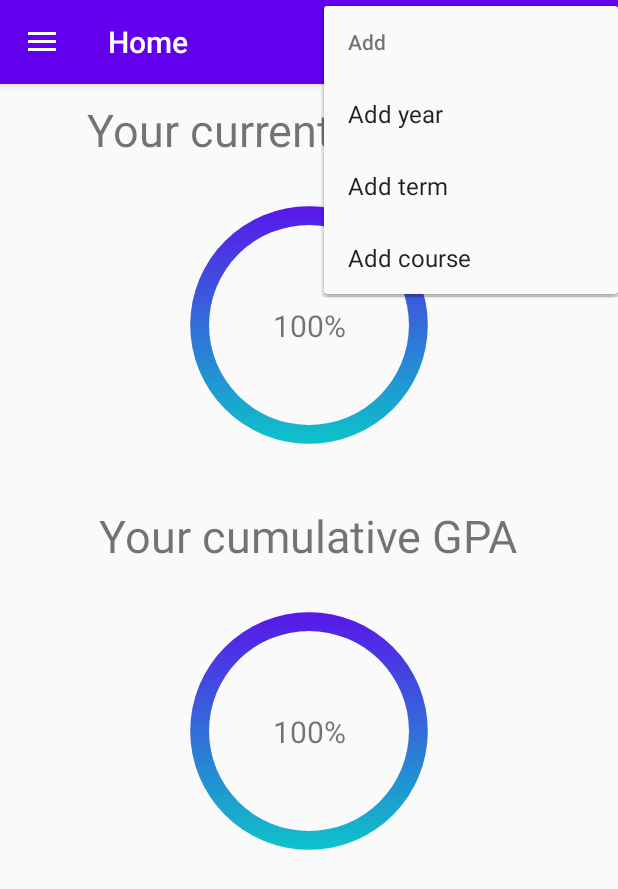
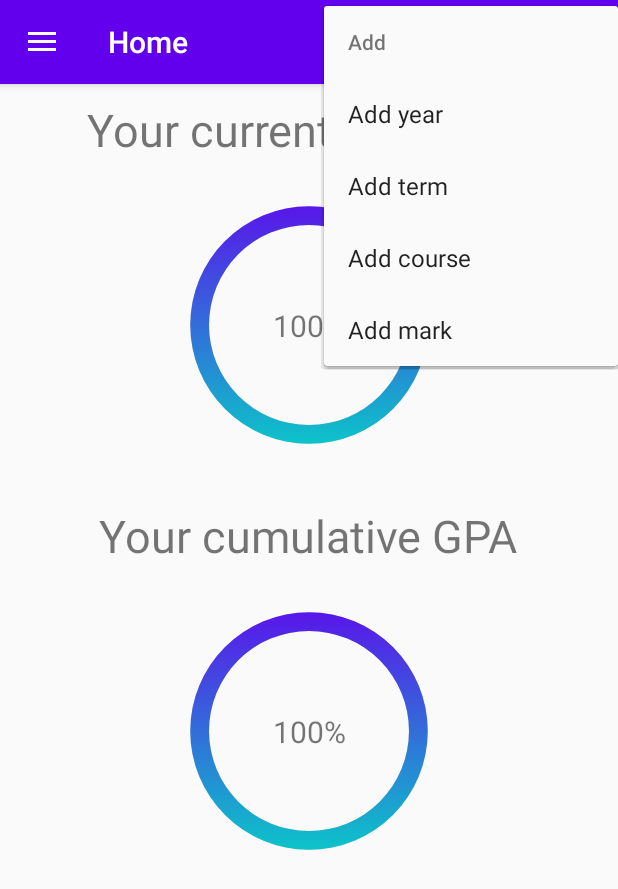
Before and after one commit to quanpham0805/GPACalculator, an Android app: the screen it shows after launch (MainActivity), in the options menu, after a tap on "Add", on a phone screen of 412 x 824 dp. Shown: the top 889 px of the screen. Run offline under Robolectric (Android 15) with nearby library versions, the phone set to English and light mode, and no system bars; our stand-ins replace navigation-ui.

Commit message:
Design Add Detail Course

```diff
--- a/app/src/main/res/menu/toolbar_drawer.xml
+++ b/app/src/main/res/menu/toolbar_drawer.xml
@@ -8,21 +8,27 @@
         app:showAsAction="never">
         <menu>
             <item
+                android:id="@+id/action_add_year"
                 android:orderInCategory="1"
-                android:id="@+id/action_add_year"
                 android:title="Add year"
                 app:showAsAction="never" />
 
             <item
+                android:id="@+id/action_add_term"
                 android:orderInCategory="2"
-                android:id="@+id/action_add_term"
                 android:title="Add term"
                 app:showAsAction="never" />
 
             <item
+                android:id="@+id/action_add_course"
                 android:orderInCategory="3"
-                android:id="@+id/action_add_course"
                 android:title="Add course"
+                app:showAsAction="never" />
+
+            <item
+                android:id="@+id/action_add_course_detail"
+                android:orderInCategory="4"
+                android:title="Add mark"
                 app:showAsAction="never" />
 
         </menu>
@@ -36,28 +42,28 @@
 
         <menu>
             <item
+                android:id="@+id/action_edit_year"
                 android:orderInCategory="1"
-                android:id="@+id/action_edit_year"
                 android:title="Edit year"
                 app:showAsAction="never" />
 
             <item
+                android:id="@+id/action_edit_term"
                 android:orderInCategory="2"
-                android:id="@+id/action_edit_term"
                 android:title="Edit term"
                 app:showAsAction="never" />
 
             <item
+                android:id="@+id/action_edit_course"
                 android:orderInCategory="3"
-                android:id="@+id/action_edit_course"
                 android:title="Edit course"
                 app:showAsAction="never" />
 
-<!--            <item-->
-<!--                android:orderInCategory="4"-->
-<!--                android:id="@+id/action_edit_profile"-->
-<!--                android:title="Edit profile"-->
-<!--                app:showAsAction="never" />-->
+            <!--            <item-->
+            <!--                android:orderInCategory="4"-->
+            <!--                android:id="@+id/action_edit_profile"-->
+            <!--                android:title="Edit profile"-->
+            <!--                app:showAsAction="never" />-->
 
         </menu>
 
@@ -71,20 +77,20 @@
 
         <menu>
             <item
+                android:id="@+id/action_delete_year"
                 android:orderInCategory="1"
-                android:id="@+id/action_delete_year"
                 android:title="Delete year"
                 app:showAsAction="never" />
 
             <item
+                android:id="@+id/action_delete_term"
                 android:orderInCategory="2"
-                android:id="@+id/action_delete_term"
                 android:title="Delete term"
                 app:showAsAction="never" />
 
             <item
+                android:id="@+id/action_delete_course"
                 android:orderInCategory="3"
-                android:id="@+id/action_delete_course"
                 android:title="Delete course"
                 app:showAsAction="never" />
 
--- a/app/src/main/res/navigation/mobile_navigation.xml
+++ b/app/src/main/res/navigation/mobile_navigation.xml
@@ -57,6 +57,9 @@
         <action
             android:id="@+id/action_gradesCourseFragment_to_action_add_course"
             app:destination="@id/action_add_course" />
+        <action
+            android:id="@+id/action_gradesCourseFragment_to_gradesCourseDetailFragment"
+            app:destination="@id/gradesCourseDetailFragment" />
     </fragment>
 
     <!--    -->
@@ -154,4 +157,11 @@
         android:label="Edit year"
         tools:layout="@layout/fragment_edit_year" />
 
+    <!--    -->
+    <fragment
+        android:id="@+id/gradesCourseDetailFragment"
+        android:name="com.example.gpacalculator.ui.grades.GradesCourseDetailFragment"
+        android:label="Course detail"
+        tools:layout="@layout/fragment_grades_course_details" />
+
 </navigation>
```
Also changed, not shown: app/src/main/res/layout/fragment_add_course_detail.xml (added, +93 -0 lines).
